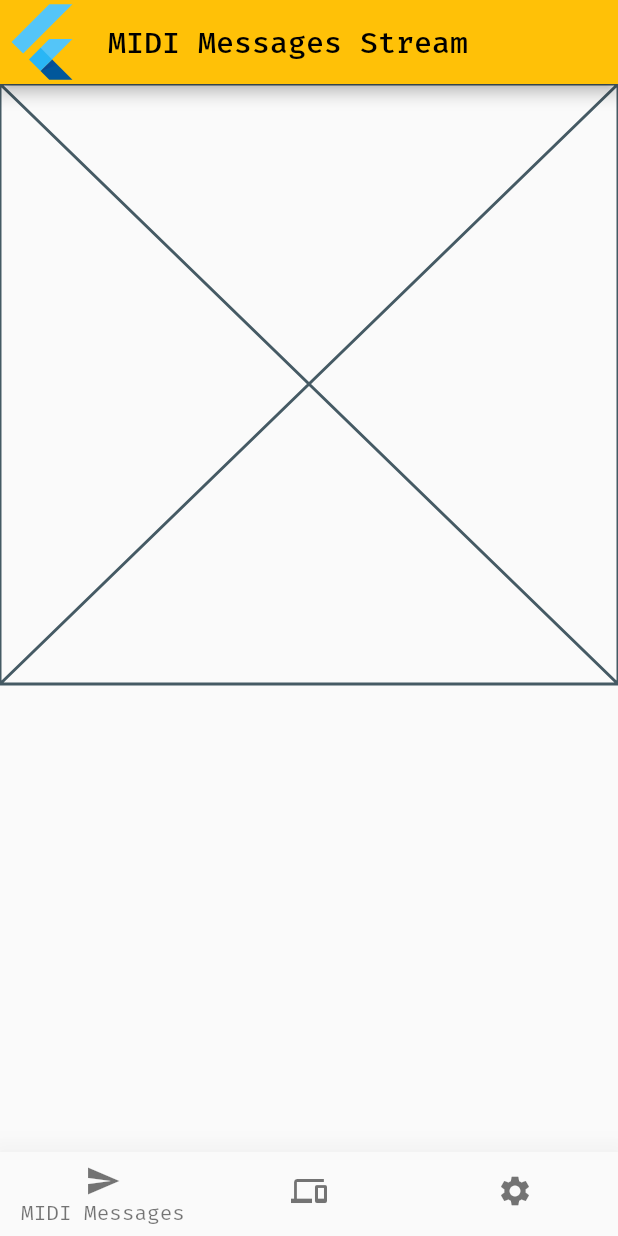
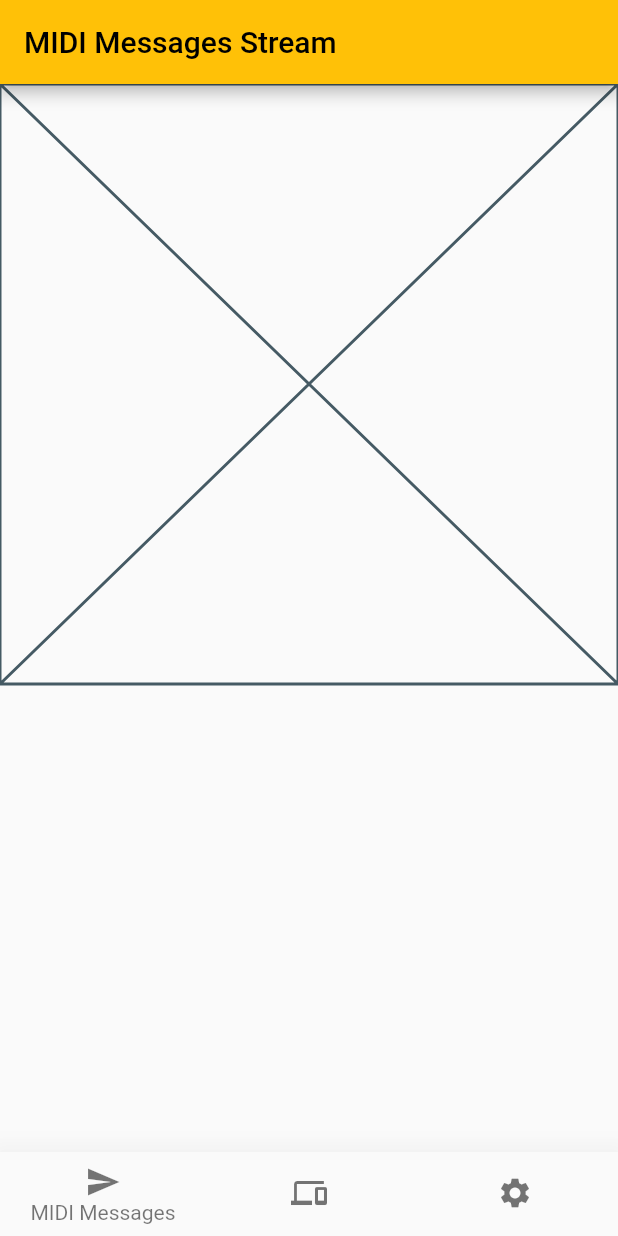
Before and after one commit to ebarooni/flutter_midi_demo, a Flutter app: the screen it shows after launch, on a phone screen of 412 x 824 dp. Run offline on Flutter 3.47's test engine with Material 2 defaults, Android fonts, the phone set to English and light mode, and no system bars; our stand-ins replace google_fonts; missing offline and left inert: flutter_midi_command.

```diff
--- a/lib/homepage/bottom_nav_bar/bottom_nav_bar.dart
+++ b/lib/homepage/bottom_nav_bar/bottom_nav_bar.dart
@@ -22,6 +22,8 @@ class _BottomNavBarState extends State<BottomNavBar> {
   @override
   Widget build(BuildContext context) {
     return BottomNavigationBar(
+      showSelectedLabels: true,
+      showUnselectedLabels: false,
       items: const [
         BottomNavigationBarItem(
           icon: Icon(Icons.send),
--- a/lib/homepage/homepage.dart
+++ b/lib/homepage/homepage.dart
@@ -108,10 +108,6 @@ class _HomepageState extends State<Homepage> {
       appBar: AppBar(
         title: _updateAppBarTitle(),
         centerTitle: false,
-        leading: const FlutterLogo(
-          style: FlutterLogoStyle.markOnly,
-          curve: Curves.easeIn,
-        ),
         actions: _currentTabIndex == 1
             ? [
                 IconButton(
--- a/lib/main.dart
+++ b/lib/main.dart
@@ -17,7 +17,7 @@ class MyApp extends StatelessWidget {
           primarySwatch: Colors.amber,
           primaryColorDark: Colors.purple,
         ),
-        textTheme: GoogleFonts.firaCodeTextTheme(),
+        textTheme: GoogleFonts.robotoTextTheme(),
         bottomNavigationBarTheme: const BottomNavigationBarThemeData(
           type: BottomNavigationBarType.fixed,
           showUnselectedLabels: false,
```
